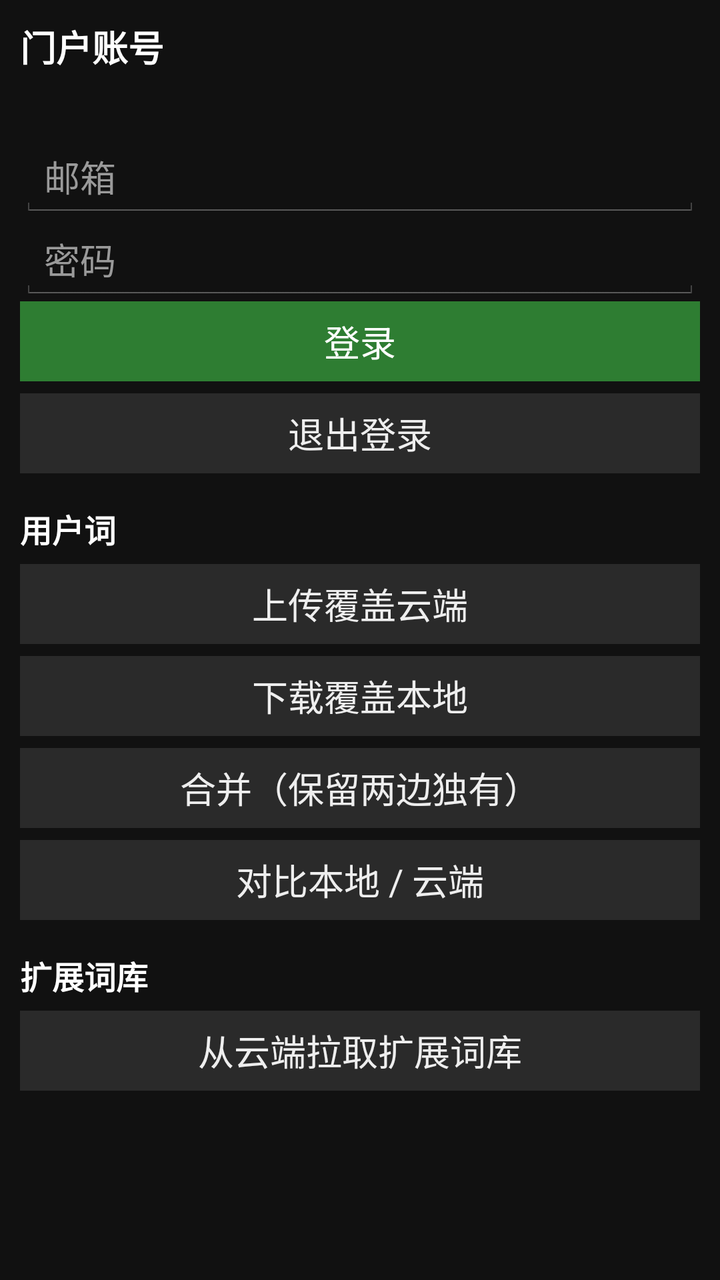
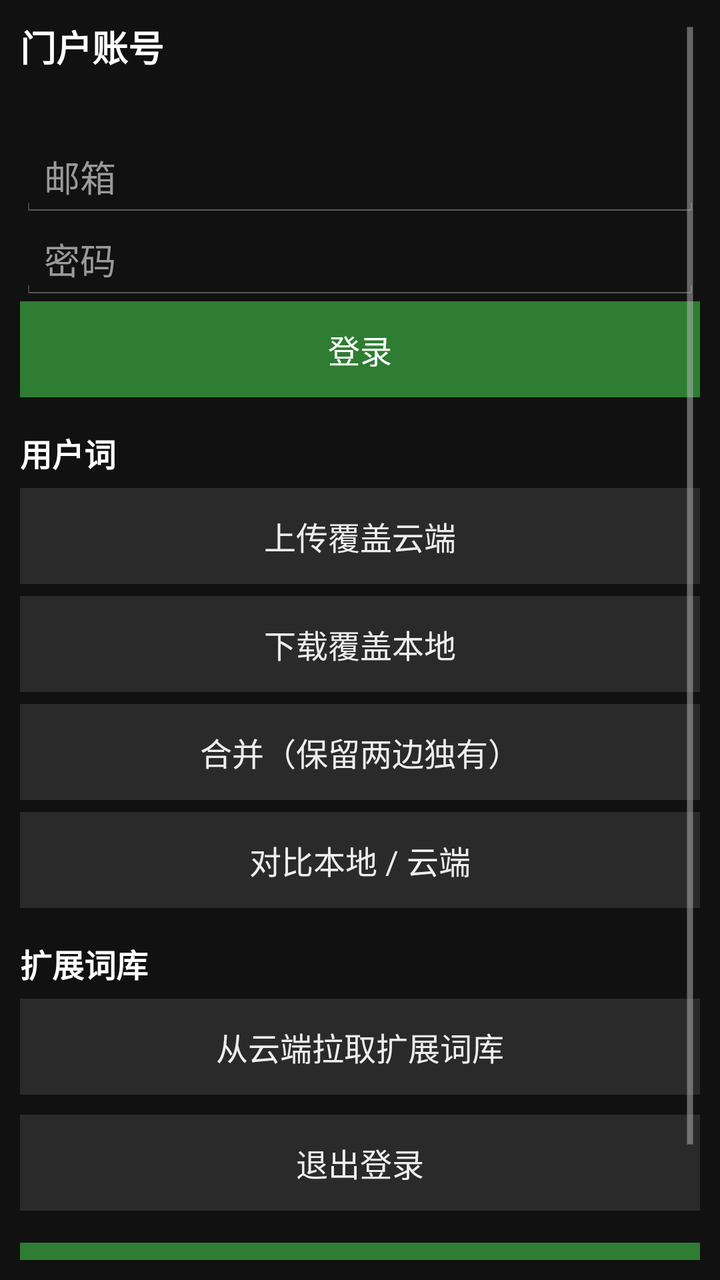

Before-and-after screenshots of an Android layout around one commit, followed by the original layout XML and the change that was made.
<!-- AndroidManifest.xml: application theme AppTheme -->
<!-- res/layout/activity_account.xml -->
<?xml version="1.0" encoding="utf-8"?>
<ScrollView xmlns:android="http://schemas.android.com/apk/res/android"
    android:layout_width="match_parent"
    android:layout_height="match_parent"
    android:background="@color/bg"
    android:padding="10dp">

    <LinearLayout
        android:layout_width="match_parent"
        android:layout_height="wrap_content"
        android:orientation="vertical">

        <TextView
            android:layout_width="match_parent"
            android:layout_height="wrap_content"
            android:text="门户账号"
            android:textColor="@color/word"
            android:textSize="18sp"
            android:textStyle="bold" />

        <TextView
            android:id="@+id/accountStatus"
            android:layout_width="match_parent"
            android:layout_height="wrap_content"
            android:layout_marginTop="6dp"
            android:textColor="@color/accent"
            android:textSize="13sp" />

        <EditText
            android:id="@+id/email"
            android:layout_width="match_parent"
            android:layout_height="wrap_content"
            android:layout_marginTop="8dp"
            android:hint="邮箱"
            android:inputType="textEmailAddress|textNoSuggestions"
            android:textColor="@color/word"
            android:textColorHint="@color/text_dim" />

        <EditText
            android:id="@+id/password"
            android:layout_width="match_parent"
            android:layout_height="wrap_content"
            android:hint="密码"
            android:inputType="textPassword"
            android:textColor="@color/word"
            android:textColorHint="@color/text_dim" />

        <Button
            android:id="@+id/btnLogin"
            android:layout_width="match_parent"
            android:layout_height="40dp"
            android:background="@drawable/btn_copy"
            android:text="登录"
            android:textColor="@color/word" />

        <Button
            android:id="@+id/btnLogout"
            android:layout_width="match_parent"
            android:layout_height="40dp"
            android:layout_marginTop="6dp"
            android:background="@drawable/btn_bar"
            android:text="退出登录"
            android:textColor="@color/text" />

        <TextView
            android:layout_width="match_parent"
            android:layout_height="wrap_content"
            android:layout_marginTop="16dp"
            android:text="用户词"
            android:textColor="@color/word"
            android:textSize="16sp"
            android:textStyle="bold" />

        <Button
            android:id="@+id/btnUpload"
            android:layout_width="match_parent"
            android:layout_height="40dp"
            android:layout_marginTop="6dp"
            android:background="@drawable/btn_bar"
            android:text="上传覆盖云端"
            android:textColor="@color/text" />

        <Button
            android:id="@+id/btnDownload"
            android:layout_width="match_parent"
            android:layout_height="40dp"
            android:layout_marginTop="6dp"
            android:background="@drawable/btn_bar"
            android:text="下载覆盖本地"
            android:textColor="@color/text" />

        <Button
            android:id="@+id/btnMerge"
            android:layout_width="match_parent"
            android:layout_height="40dp"
            android:layout_marginTop="6dp"
            android:background="@drawable/btn_bar"
            android:text="合并（保留两边独有）"
            android:textColor="@color/text" />

        <Button
            android:id="@+id/btnCompare"
            android:layout_width="match_parent"
            android:layout_height="40dp"
            android:layout_marginTop="6dp"
            android:background="@drawable/btn_bar"
            android:text="对比本地 / 云端"
            android:textColor="@color/text" />

        <TextView
            android:layout_width="match_parent"
            android:layout_height="wrap_content"
            android:layout_marginTop="16dp"
            android:text="扩展词库"
            android:textColor="@color/word"
            android:textSize="16sp"
            android:textStyle="bold" />

        <Button
            android:id="@+id/btnExtra"
            android:layout_width="match_parent"
            android:layout_height="40dp"
            android:layout_marginTop="6dp"
            android:background="@drawable/btn_bar"
            android:text="从云端拉取扩展词库"
            android:textColor="@color/text" />

        <TextView
            android:id="@+id/syncLog"
            android:layout_width="match_parent"
            android:layout_height="wrap_content"
            android:layout_marginTop="12dp"
            android:textColor="@color/text_dim"
            android:textSize="12sp" />
    </LinearLayout>
</ScrollView>
<!-- resources referenced by this layout -->
<resources>
  <color name="accent">#FF7DCE82</color>
  <color name="bg">#FF111111</color>
  <color name="text">#FFEEEEEE</color>
  <color name="text_dim">#FF9A9A9A</color>
  <color name="word">#FFFFFFFF</color>
  <!-- drawable btn_bar (drawable) -->
  <?xml version="1.0" encoding="utf-8"?>
  <selector xmlns:android="http://schemas.android.com/apk/res/android">
      <item android:state_pressed="true">
          <shape>
              <solid android:color="#FF2A4A7A" />
          </shape>
      </item>
      <item>
          <shape>
              <solid android:color="#FF2A2A2A" />
          </shape>
      </item>
  </selector>
  <!-- drawable btn_copy (drawable) -->
  <?xml version="1.0" encoding="utf-8"?>
  <selector xmlns:android="http://schemas.android.com/apk/res/android">
      <item android:state_pressed="true">
          <shape>
              <solid android:color="#FF1B5E20" />
          </shape>
      </item>
      <item>
          <shape>
              <solid android:color="#FF2E7D32" />
          </shape>
      </item>
  </selector>
  <style name="AppTheme" parent="android:Theme.Holo.NoActionBar">
          <item name="android:windowBackground">@color/bg</item>
          <item name="android:colorBackground">@color/bg</item>
          <item name="android:textColor">@color/text</item>
          <item name="android:textColorPrimary">@color/text</item>
          <item name="android:textColorHint">@color/text_dim</item>
          <item name="android:editTextColor">@color/text</item>
      </style>
</resources>

<!-- the commit's change to res/layout/activity_account.xml (unified diff, before → after) -->
@@ -3,6 +3,7 @@
     android:layout_width="match_parent"
     android:layout_height="match_parent"
     android:background="@color/bg"
+    android:fillViewport="true"
     android:padding="10dp">
 
     <LinearLayout
@@ -26,104 +27,132 @@
             android:textColor="@color/accent"
             android:textSize="13sp" />
 
-        <EditText
-            android:id="@+id/email"
+        <LinearLayout
+            android:id="@+id/loginPanel"
             android:layout_width="match_parent"
             android:layout_height="wrap_content"
-            android:layout_marginTop="8dp"
-            android:hint="邮箱"
-            android:inputType="textEmailAddress|textNoSuggestions"
-            android:textColor="@color/word"
-            android:textColorHint="@color/text_dim" />
+            android:orientation="vertical">
 
-        <EditText
-            android:id="@+id/password"
+            <EditText
+                android:id="@+id/email"
+                android:layout_width="match_parent"
+                android:layout_height="wrap_content"
+                android:layout_marginTop="8dp"
+                android:hint="邮箱"
+                android:inputType="textEmailAddress|textNoSuggestions"
+                android:textColor="@color/word"
+                android:textColorHint="@color/text_dim" />
+
+            <EditText
+                android:id="@+id/password"
+                android:layout_width="match_parent"
+                android:layout_height="wrap_content"
+                android:hint="密码"
+                android:inputType="textPassword"
+                android:textColor="@color/word"
+                android:textColorHint="@color/text_dim" />
+
+            <Button
+                android:id="@+id/btnLogin"
+                android:layout_width="match_parent"
+                android:layout_height="48dp"
+                android:background="@drawable/btn_copy"
+                android:text="登录"
+                android:textColor="@color/word"
+                android:textSize="16sp" />
+        </LinearLayout>
+
+        <View
+            android:layout_width="match_parent"
+            android:layout_height="0dp"
+            android:layout_weight="1" />
+
+        <LinearLayout
+            android:id="@+id/actionPanel"
             android:layout_width="match_parent"
             android:layout_height="wrap_content"
-            android:hint="密码"
-            android:inputType="textPassword"
-            android:textColor="@color/word"
-            android:textColorHint="@color/text_dim" />
+            android:orientation="vertical">
 
-        <Button
-            android:id="@+id/btnLogin"
-            android:layout_width="match_parent"
-            android:layout_height="40dp"
-            android:background="@drawable/btn_copy"
-            android:text="登录"
-            android:textColor="@color/word" />
+            <TextView
+                android:layout_width="match_parent"
+                android:layout_height="wrap_content"
+                android:layout_marginTop="16dp"
+                android:text="用户词"
+                android:textColor="@color/word"
+                android:textSize="16sp"
+                android:textStyle="bold" />
 
-        <Button
-            android:id="@+id/btnLogout"
-            android:layout_width="match_parent"
-            android:layout_height="40dp"
-            android:layout_marginTop="6dp"
-            android:background="@drawable/btn_bar"
-            android:text="退出登录"
-            android:textColor="@color/text" />
+            <Button
+                android:id="@+id/btnUpload"
+                android:layout_width="match_parent"
+                android:layout_height="48dp"
+                android:layout_marginTop="6dp"
+                android:background="@drawable/btn_bar"
+                android:text="上传覆盖云端"
+                android:textColor="@color/text"
+                android:textSize="16sp" />
 
-        <TextView
-            android:layout_width="match_parent"
-            android:layout_height="wrap_content"
-            android:layout_marginTop="16dp"
-            android:text="用户词"
-            android:textColor="@color/word"
-            android:textSize="16sp"
-            android:textStyle="bold" />
+            <Button
+                android:id="@+id/btnDownload"
+                android:layout_width="match_parent"
+                android:layout_height="48dp"
+                android:layout_marginTop="6dp"
+                android:background="@drawable/btn_bar"
+                android:text="下载覆盖本地"
+                android:textColor="@color/text"
+                android:textSize="16sp" />
 
-        <Button
-            android:id="@+id/btnUpload"
-            android:layout_width="match_parent"
-            android:layout_height="40dp"
-            android:layout_marginTop="6dp"
-            android:background="@drawable/btn_bar"
-            android:text="上传覆盖云端"
-            android:textColor="@color/text" />
+            <Button
+                android:id="@+id/btnMerge"
+                android:layout_width="match_parent"
+                android:layout_height="48dp"
+                android:layout_marginTop="6dp"
+                android:background="@drawable/btn_bar"
+                android:text="合并（保留两边独有）"
+                android:textColor="@color/text"
+                android:textSize="16sp" />
 
-        <Button
-            android:id="@+id/btnDownload"
-            android:layout_width="match_parent"
-            android:layout_height="40dp"
-            android:layout_marginTop="6dp"
-            android:background="@drawable/btn_bar"
-            android:text="下载覆盖本地"
-            android:textColor="@color/text" />
+            <Button
+                android:id="@+id/btnCompare"
+                android:layout_width="match_parent"
+                android:layout_height="48dp"
+                android:layout_marginTop="6dp"
+                android:background="@drawable/btn_bar"
+                android:text="对比本地 / 云端"
+                android:textColor="@color/text"
+                android:textSize="16sp" />
 
-        <Button
-            android:id="@+id/btnMerge"
-            android:layout_width="match_parent"
-            android:layout_height="40dp"
-            android:layout_marginTop="6dp"
-            android:background="@drawable/btn_bar"
-            android:text="合并（保留两边独有）"
-            android:textColor="@color/text" />
+            <TextView
+                android:layout_width="match_parent"
+                android:layout_height="wrap_content"
+                android:layout_marginTop="16dp"
+                android:text="扩展词库"
+                android:textColor="@color/word"
+                android:textSize="16sp"
+                android:textStyle="bold" />
 
-        <Button
-            android:id="@+id/btnCompare"
-            android:layout_width="match_parent"
-            android:layout_height="40dp"
-            android:layout_marginTop="6dp"
-            android:background="@drawable/btn_bar"
-            android:text="对比本地 / 云端"
-            android:textColor="@color/text" />
+            <Button
+                android:id="@+id/btnExtra"
+                android:layout_width="match_parent"
+                android:layout_height="48dp"
+                android:layout_marginTop="6dp"
+                android:background="@drawable/btn_bar"
+                android:text="从云端拉取扩展词库"
+                android:textColor="@color/text"
+                android:textSize="16sp" />
 
-        <TextView
-            android:layout_width="match_parent"
-            android:layout_height="wrap_content"
-            android:layout_marginTop="16dp"
-            android:text="扩展词库"
-            android:textColor="@color/word"
-            android:textSize="16sp"
-            android:textStyle="bold" />
+            <Button
+                android:id="@+id/btnLogout"
+                android:layout_width="match_parent"
+                android:layout_height="48dp"
+                android:layout_marginTop="10dp"
+                android:background="@drawable/btn_bar"
+                android:text="退出登录"
+                android:textColor="@color/text"
+                android:textSize="16sp" />
 
-        <Button
-            android:id="@+id/btnExtra"
-            android:layout_width="match_parent"
-            android:layout_height="40dp"
-            android:layout_marginTop="6dp"
-            android:background="@drawable/btn_bar"
-            android:text="从云端拉取扩展词库"
-            android:textColor="@color/text" />
+            <include layout="@layout/include_home_bar" />
+        </LinearLayout>
 
         <TextView
             android:id="@+id/syncLog"
@@ -134,3 +163,14 @@
             android:textSize="12sp" />
     </LinearLayout>
 </ScrollView>
+<!-- res/layout/include_home_bar.xml (included above) -->
+<?xml version="1.0" encoding="utf-8"?>
+<Button xmlns:android="http://schemas.android.com/apk/res/android"
+    android:id="@+id/btnHome"
+    android:layout_width="match_parent"
+    android:layout_height="52dp"
+    android:layout_marginTop="16dp"
+    android:background="@drawable/btn_copy"
+    android:text="主页"
+    android:textColor="@color/word"
+    android:textSize="18sp" />
